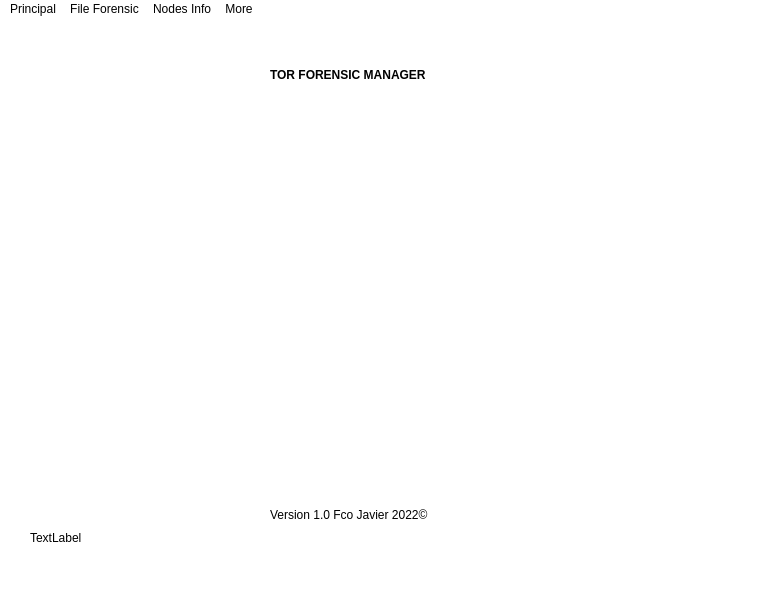
Qt form frontend/principal.ui (Herenot/Tor-Forensic-Manager-TFM-) before a commit.
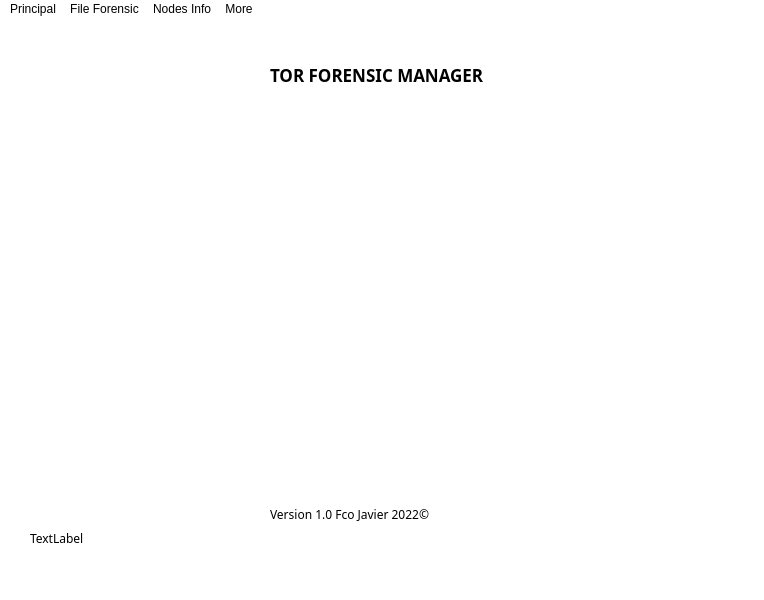
The same form after that commit. Icons and pictures are not drawn.

Commit message: Cambios en interfaz

The edit to the form file:
```diff
--- a/frontend/principal.ui
+++ b/frontend/principal.ui
@@ -24,8 +24,7 @@
   </property>
   <property name="font">
    <font>
-    <weight>50</weight>
-    <bold>false</bold>
+    <family>Ubuntu Mono</family>
    </font>
   </property>
   <property name="cursor">
@@ -58,6 +57,8 @@
     </property>
     <property name="font">
      <font>
+      <family>Ubuntu Mono</family>
+      <pointsize>13</pointsize>
       <weight>75</weight>
       <bold>true</bold>
      </font>
@@ -77,6 +78,7 @@
     </property>
     <property name="font">
      <font>
+      <family>Ubuntu Mono</family>
       <pointsize>9</pointsize>
       <weight>50</weight>
       <bold>false</bold>
@@ -138,6 +140,7 @@
     </property>
     <property name="font">
      <font>
+      <family>Ubuntu Mono</family>
       <pointsize>9</pointsize>
      </font>
     </property>
```
Left out of the diff: 63 changed lines with no effect on the pictures. The commit also changes 4 other files.
